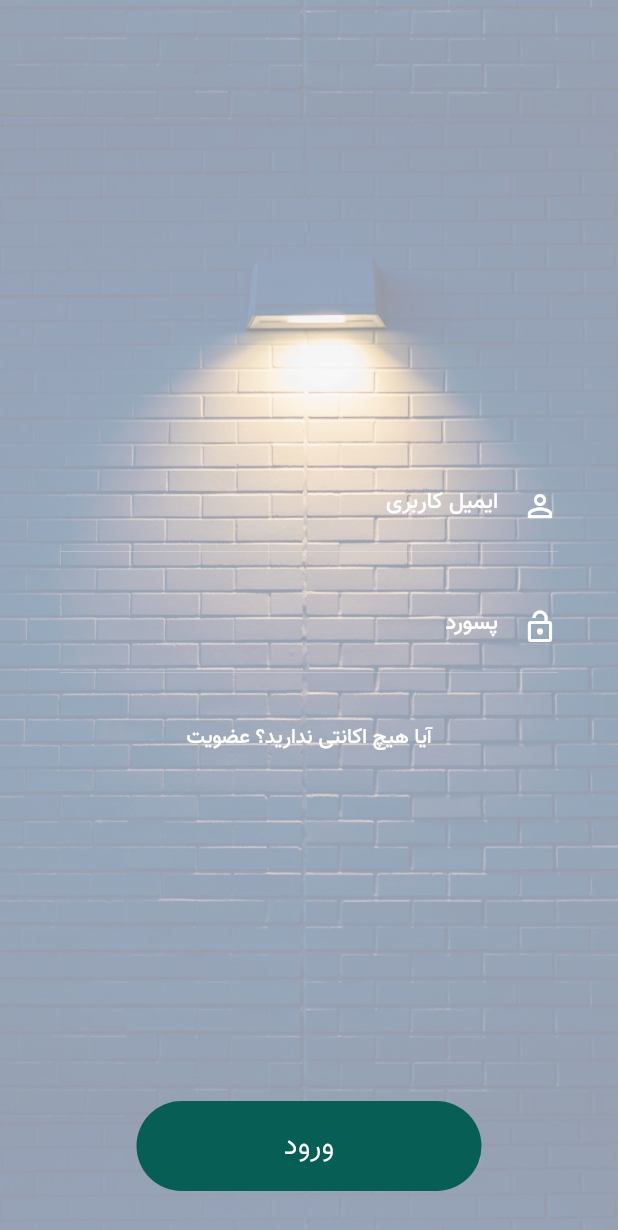
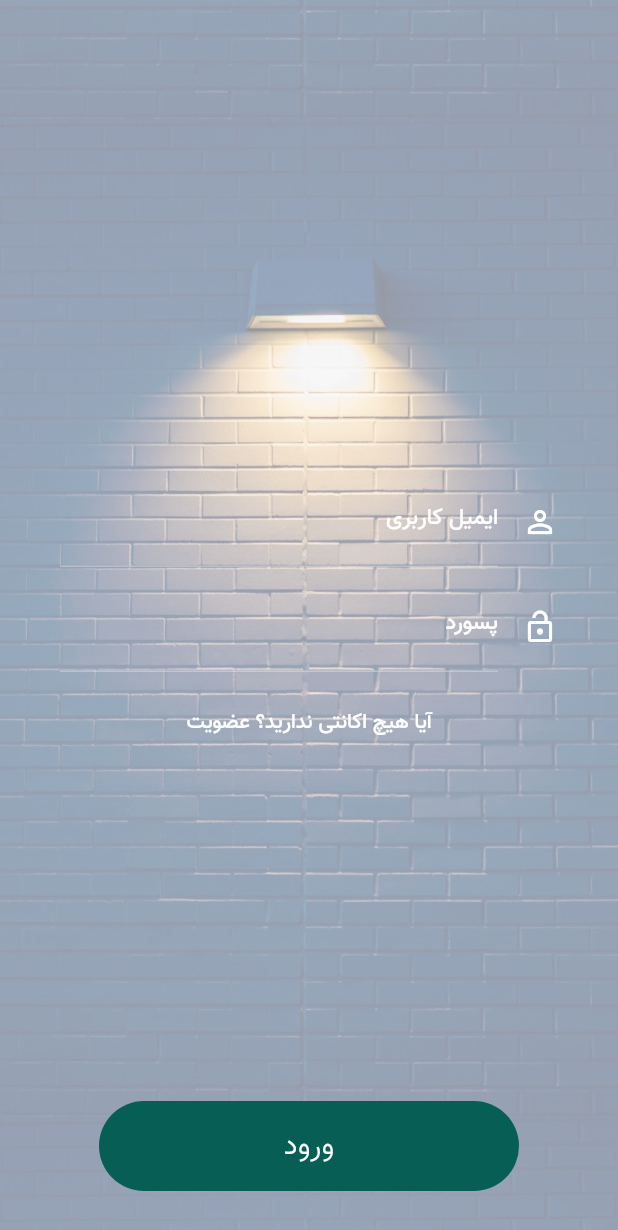
Before and after one commit to SediqeZangane/flutter_exercise, a Flutter app: the screen it shows after launch, on a phone screen of 412 x 824 dp. Shown: the top 1230 px of the screen. Run offline on Flutter 3.47's test engine with Material 2 defaults, Android fonts, the phone set to English and light mode, and no system bars; our stand-ins replace font_awesome_flutter, rxdart, validators.

Commit message:
rocket38-formValidation-Done

```diff
--- /dev/null
+++ b/lib/animations/signin_animation.dart
@@ -0,0 +1,65 @@
+import 'package:flutter/material.dart';
+
+class SignInAnimation extends StatelessWidget {
+  final Animation<double> controller;
+  final Animation<double> buttonSqueezeAnimation;
+  final Animation<double> buttonZoomOut;
+
+  SignInAnimation({this.controller})
+      : buttonSqueezeAnimation = new Tween(begin: 280.0, end: 60.0).animate(
+            new CurvedAnimation(
+                parent: controller, curve: new Interval(0.0, 0.150))),
+        buttonZoomOut = new Tween(begin: 70.0, end: 1000.0).animate(
+            new CurvedAnimation(
+                parent: controller,
+                curve: new Interval(0.550, 0.999, curve: Curves.bounceOut)));
+
+  Widget _animationBuilder(BuildContext context, Widget child) {
+    return buttonZoomOut.value <= 300
+        ? Container(
+            margin: const EdgeInsets.only(bottom: 30),
+            width: buttonZoomOut.value == 70
+                ? buttonSqueezeAnimation.value
+                : buttonZoomOut.value,
+            height: buttonZoomOut.value == 70 ? 60 : buttonZoomOut.value,
+            alignment: Alignment.center,
+            decoration: new BoxDecoration(
+                color: new Color(0xff075E54),
+                borderRadius: buttonZoomOut.value < 400
+                    ? new BorderRadius.all(const Radius.circular(30))
+                    : new BorderRadius.all(const Radius.circular(0))),
+            child: buttonSqueezeAnimation.value > 75
+                ? new Text(
+                    "ورود",
+                    style: new TextStyle(
+                        color: Colors.white,
+                        fontSize: 20,
+                        fontWeight: FontWeight.w300,
+                        letterSpacing: .3),
+                  )
+                : buttonZoomOut.value < 300
+                    ? CircularProgressIndicator(
+              valueColor: AlwaysStoppedAnimation(Colors.white),
+            )
+                    : null,
+          )
+        : Container(
+            width: buttonZoomOut.value,
+            height: buttonZoomOut.value,
+            decoration: BoxDecoration(
+              shape: buttonZoomOut.value < 500
+                  ? BoxShape.circle
+                  : BoxShape.rectangle,
+              color: new Color(0xff075E54),
+            ),
+          );
+  }
+
+  @override
+  Widget build(BuildContext context) {
+    return AnimatedBuilder(
+      animation: controller,
+      builder: _animationBuilder,
+    );
+  }
+}
--- a/lib/components/36inputFields.dart
+++ b/lib/components/36inputFields.dart
@@ -4,25 +4,36 @@ class InputFieldArea extends StatelessWidget {
   final String hint;
   final bool obscure;
   final IconData icon;
+  final validator;
 
-  InputFieldArea({this.hint, this.obscure, this.icon});
+  InputFieldArea({this.hint, this.obscure, this.icon, this.validator});
 
   @override
   Widget build(BuildContext context) {
     return Container(
-      margin: const EdgeInsets.only(bottom: 20),
-      decoration: new BoxDecoration(
-          border: new Border(
-              bottom: new BorderSide(width: 0.5, color: Colors.white30))),
+      margin: const EdgeInsets.only(bottom: 10),
       child: new TextFormField(
+        validator: validator,
         obscureText: obscure,
         style: const TextStyle(color: Colors.white),
         decoration: new InputDecoration(
+            enabledBorder: UnderlineInputBorder(
+              borderSide: BorderSide(color: Colors.white30),
+            ),
+            focusedBorder: UnderlineInputBorder(
+        borderSide: BorderSide(color: Colors.white),
+      ),
+            errorStyle: TextStyle(color: Colors.amber),
+            errorBorder: UnderlineInputBorder(
+              borderSide: BorderSide(color: Colors.amber),
+            ),
+            focusedErrorBorder: UnderlineInputBorder(
+              borderSide: BorderSide(color: Colors.amber),
+            ),
             icon: new Icon(
               icon,
               color: Colors.white,
             ),
-            border: InputBorder.none,
             hintText: hint,
             hintStyle: const TextStyle(color: Colors.white, fontSize: 15),
             contentPadding:
--- a/lib/components/roocket36_Form.dart
+++ b/lib/components/roocket36_Form.dart
@@ -1,27 +1,39 @@
 import 'package:flutter/material.dart';
 import 'package:flutter_exercise/components/36inputFields.dart';
+import 'package:validators/validators.dart';
 
 class FormContainer extends StatelessWidget {
+  final formKey;
+
+  const FormContainer({@required this.formKey});
+
   @override
   Widget build(BuildContext context) {
     return Container(
-
       margin: const EdgeInsets.symmetric(horizontal: 20),
       padding: const EdgeInsets.symmetric(horizontal: 20),
       child: new Column(
         children: <Widget>[
           new Form(
+            key: formKey,
             child: new Column(
               children: <Widget>[
                 new InputFieldArea(
-                    hint: "ایمیل کاربری",
-                    obscure: false,
-                    icon : Icons.person_outline
+                  hint: "ایمیل کاربری",
+                  obscure: false,
+                  icon: Icons.person_outline,
+                  validator: (String value) {
+                    if (!isEmail(value)) return "ایمیل وارد شده معتبر نیست";
+                  },
                 ),
                 new InputFieldArea(
-                    hint: "پسورد",
-                    obscure: true,
-                    icon: Icons.lock_open
+                  hint: "پسورد",
+                  obscure: true,
+                  icon: Icons.lock_open,
+                  validator: (String value) {
+                    if (value.length < 5)
+                      return "طول پسورد باید حداقل 6 کاراکتر باشد";
+                  },
                 ),
               ],
             ),
--- a/lib/rocket27_Pages/roocket36_Login_Screen.dart
+++ b/lib/rocket27_Pages/roocket36_Login_Screen.dart
@@ -1,11 +1,37 @@
 import 'package:flutter/material.dart';
+import 'package:flutter/scheduler.dart';
+import 'package:flutter_exercise/StatefulBuilder.dart';
+import 'package:flutter_exercise/animations/signin_animation.dart';
 import 'package:flutter_exercise/components/roocket36_Form.dart';
 import 'package:flutter_exercise/rocket27_Pages/Camera_Screen.dart';
 import 'package:flutter_exercise/rocket28_ChatModel.dart';
 
-class LoginScreen extends StatelessWidget {
+class LoginScreen extends StatefulWidget {
+  @override
+  State<StatefulWidget> createState() => LoginScreenState();
+}
+
+class LoginScreenState extends State<LoginScreen>
+    with SingleTickerProviderStateMixin {
+  AnimationController _loginButtoncontroller;
+  final _formKey = GlobalKey<FormState>();
+
+  @override
+  void initState() {
+    super.initState();
+    _loginButtoncontroller = AnimationController(
+        vsync: this, duration: Duration(milliseconds: 1000));
+  }
+
+  @override
+  void dispose() {
+    _loginButtoncontroller.dispose();
+    super.dispose();
+  }
+
   @override
   Widget build(BuildContext context) {
+    timeDilation = .4;
     var page = MediaQuery.of(context).size;
     return Scaffold(
       resizeToAvoidBottomPadding: false,
@@ -33,7 +59,7 @@ class LoginScreen extends StatelessWidget {
             Column(
               mainAxisAlignment: MainAxisAlignment.center,
               children: [
-                FormContainer(),
+                FormContainer(formKey: _formKey),
                 new FlatButton(
                   onPressed: null,
                   child: Text(
@@ -47,22 +73,14 @@ class LoginScreen extends StatelessWidget {
                 ),
               ],
             ),
-            new Container(
-              margin: const EdgeInsets.only(bottom: 30),
-              width: 230,
-              height: 60,
-              alignment: Alignment.center,
-              decoration: new BoxDecoration(
-                  color: new Color(0xff075E54),
-                  borderRadius:
-                      new BorderRadius.all(const Radius.circular(30))),
-              child: new Text(
-                "ورود",
-                style: new TextStyle(
-                    color: Colors.white,
-                    fontSize: 20,
-                    fontWeight: FontWeight.w300,
-                    letterSpacing: .3),
+            GestureDetector(
+              onTap: () async {
+                _formKey.currentState.validate();
+                // await _loginButtoncontroller.forward();
+                // await _loginButtoncontroller.reverse();
+              },
+              child: SignInAnimation(
+                controller: _loginButtoncontroller.view,
               ),
             ),
           ],
--- a/pubspec.yaml
+++ b/pubspec.yaml
@@ -21,6 +21,8 @@ environment:
   sdk: ">=2.7.0 <3.0.0"
 
 dependencies:
+  validators: ^2.0.1
+
 
   flutter:
     sdk: flutter
```
Also changed, not shown: pubspec.lock.
